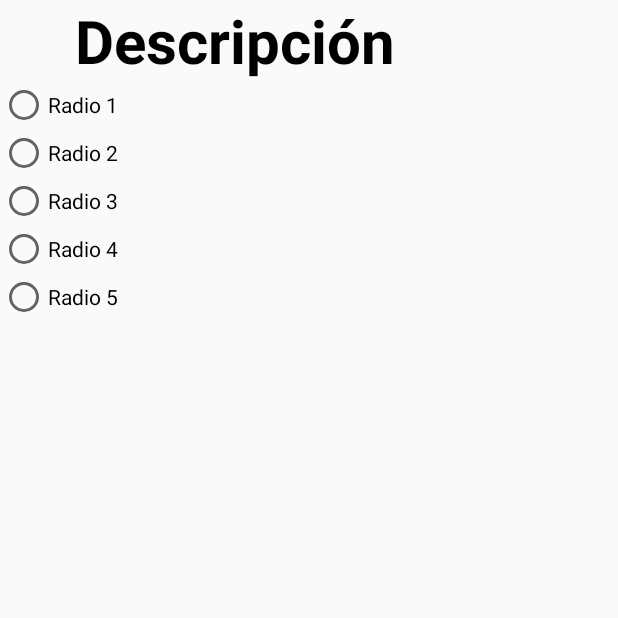
After one commit to ManuelTorresArg/ScanApp, an Android app: the CustomDescription screen opened directly, with no data from a screen before it, on a phone screen of 412 x 824 dp, the top half of it. The commit adds this screen. Run offline under Robolectric (Android 15) with nearby library versions, the phone set to English and light mode, and no system bars.

Commit message:
Se agrega Custom description, intento 1

```diff
--- a/app/src/main/AndroidManifest.xml
+++ b/app/src/main/AndroidManifest.xml
@@ -50,6 +50,11 @@
 
         </activity>
 
+        <activity android:name=".CustomDescription"
+            android:exported="true">
+
+        </activity>
+
 
         <activity android:name=".Capture"
             android:screenOrientation="portrait"
--- /dev/null
+++ b/app/src/main/java/com/example/scanapp/CustomDescription.java
@@ -0,0 +1,35 @@
+package com.example.scanapp;
+
+import android.os.Bundle;
+import android.view.View;
+import android.widget.RadioButton;
+
+import androidx.appcompat.app.AppCompatActivity;
+
+import com.example.scanapp.databinding.DescriptionSelectActivityBinding;
+
+public class CustomDescription extends AppCompatActivity {
+
+    DescriptionSelectActivityBinding binding;
+
+    @Override
+    protected void onCreate(Bundle savedInstanceState){
+        super.onCreate(savedInstanceState);
+        setContentView(R.layout.description_select_activity);
+
+        binding = DescriptionSelectActivityBinding.inflate(getLayoutInflater());
+        View view = binding.getRoot();
+        setContentView(view);
+
+        for (int i = 1; i <= 5; i++) {
+            RadioButton rdbtn = new RadioButton(this);
+            rdbtn.setId(View.generateViewId());
+            rdbtn.setText("Radio " + rdbtn.getId());
+            binding.descriptionGroup.addView(rdbtn);
+        }
+
+
+
+    }
+
+}
--- a/app/src/main/java/com/example/scanapp/MainActivity.java
+++ b/app/src/main/java/com/example/scanapp/MainActivity.java
@@ -232,6 +232,18 @@ public class MainActivity extends AppCompatActivity {
                             //Guarda el response en un jsonobject
                             JSONObject objResponse = new JSONObject(response.toString());
                             ContentValues values = new ContentValues();
+
+                            String[] descriptionsArray = objResponse.getString("DESCRIPCION").replaceFirst("-"," ").split("-");
+
+                            Log.i("TAG", "onResponse: "+descriptionsArray.toString());
+
+                            //Si el array de descripciones contiene mas de 1 elemento muestra Custom Description
+                           /* if(descriptionsArray.length > 1) {
+                                Intent myIntent = new Intent(MainActivity.this,CustomDescription.class);
+                                MainActivity.this.startActivity(myIntent);
+                            }*/
+
+
                             //Chequea si existe ya el cabys  en la BD (y el checkbox esta chequeado), Si es así updatea la cantidad
                             if (ExisteCabys(objResponse.getString("CABYS")) && checkCheckBoxStatus("sumariza")) {
 
--- a/app/src/main/res/layout/description_select_activity.xml
+++ b/app/src/main/res/layout/description_select_activity.xml
@@ -23,6 +23,11 @@
             android:textStyle="bold"
             android:layout_marginStart="50dp"/>
 
+        <RadioGroup
+            android:id="@+id/descriptionGroup"
+            android:layout_width="match_parent"
+            android:layout_height="match_parent" />
+
 
     </LinearLayout>
 </androidx.constraintlayout.widget.ConstraintLayout>
```
